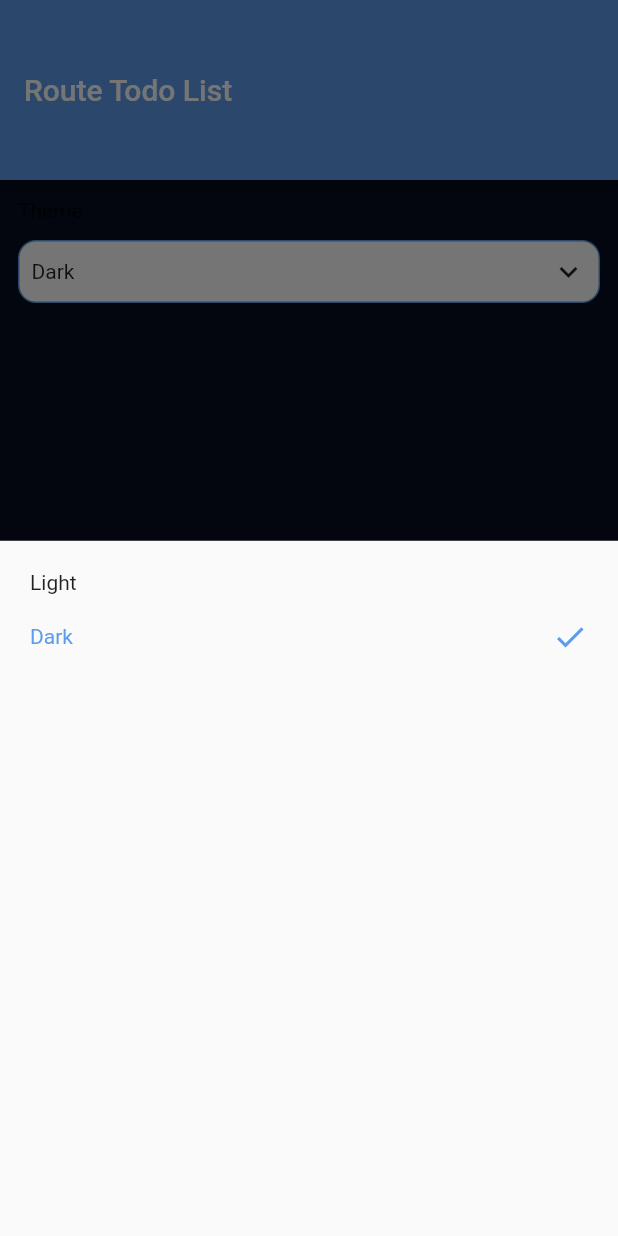
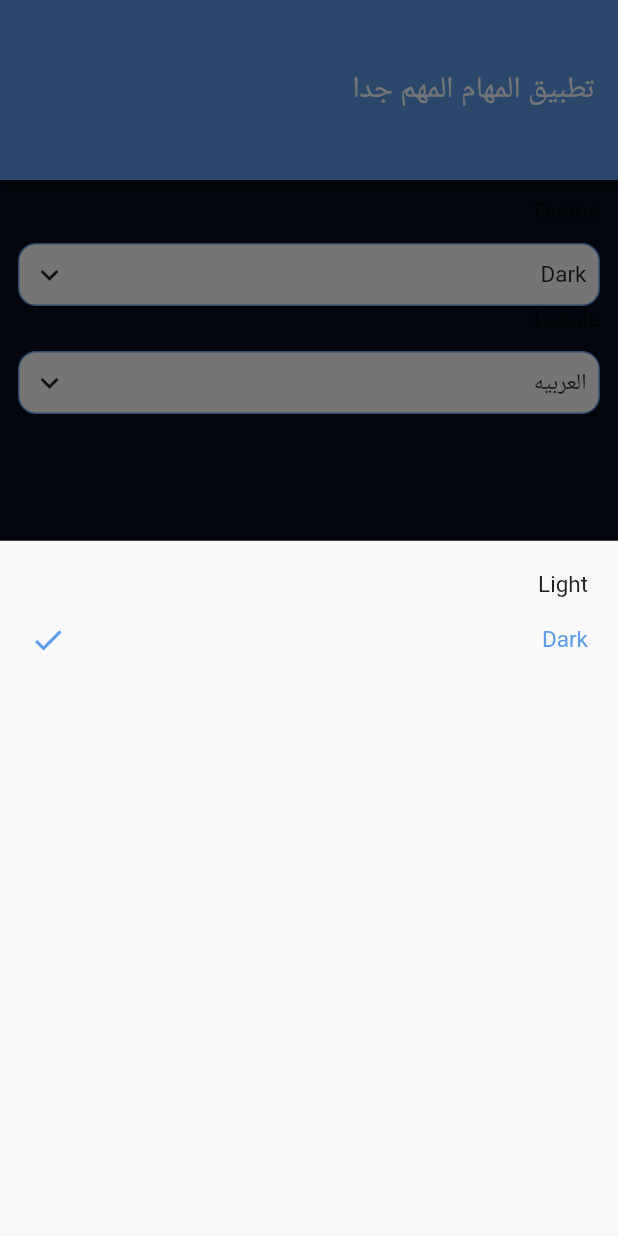
Before and after one commit to mohamednabiltraining/flutter-todo-app, a Flutter app: the screen it shows after launch, item 2 of the bottom bar chosen, after a tap on "Dark", on a phone screen of 412 x 824 dp. Run offline on Flutter 3.47's test engine with Material 2 defaults, Android fonts, the phone set to English and light mode, and no system bars; our stand-ins replace flutter_slidable, hive, hive_flutter, table_calendar, visibility_detector; accounts and stored records are empty; generated files the repository leaves out were written again.

Commit message:
added localization provider

```diff
--- /dev/null
+++ b/l10n.yaml
@@ -0,0 +1,3 @@
+arb-dir: lib/l10n
+template-arb-file: app_en.arb
+output-localization-file: app_localizations.dart
--- /dev/null
+++ b/lib/l10n/app_ar.arb
@@ -0,0 +1,3 @@
+{
+    "appTitle": "تطبيق المهام المهم جدا"
+}
--- /dev/null
+++ b/lib/l10n/app_en.arb
@@ -0,0 +1,3 @@
+{
+    "appTitle": "Todo App"
+}
--- a/lib/main.dart
+++ b/lib/main.dart
@@ -1,9 +1,12 @@
 import 'package:flutter/material.dart';
+import 'package:flutter_localizations/flutter_localizations.dart';
 import 'package:provider/provider.dart';
+import 'package:todo_app_mon/providers/LocalProvider.dart';
 import 'package:todo_app_mon/providers/ThemeProvider.dart';
 import 'package:todo_app_mon/ui/EditTask/EditTask.dart';
 import 'package:todo_app_mon/ui/home/HomeScreen.dart';
 import 'package:todo_app_mon/ui/home/database/MyDataBase.dart';
+import 'package:flutter_gen/gen_l10n/app_localizations.dart';
 
 void main() {
   initDataBase();
@@ -22,10 +25,24 @@ class MyApp extends StatelessWidget{
   Widget build(BuildContext context) {
 
     return ChangeNotifierProvider(
+      create: (context)=>LocaleProvider(),
+      builder: (context,builder){
+        return ChangeNotifierProvider(
           create: (context)=>ThemeProvider(),
           builder: (context,builder){
             final themeProvider = Provider.of<ThemeProvider>(context);
+            final localeProvider = Provider.of<LocaleProvider>(context);
             return  MaterialApp(
+              locale: Locale.fromSubtags(languageCode: localeProvider.locale)
+              ,
+              localizationsDelegates: [
+                GlobalMaterialLocalizations.delegate,
+                GlobalWidgetsLocalizations.delegate,
+                GlobalCupertinoLocalizations.delegate,
+                AppLocalizations.delegate, // Add this line
+              ],
+              supportedLocales: AppLocalizations.supportedLocales
+              ,
               title: 'Route Todo',
               initialRoute: HomeScreen.ROUTE_NAME,
               themeMode:themeProvider.themMode,
@@ -39,5 +56,8 @@ class MyApp extends StatelessWidget{
 
           },
         );
+
+      },
+    );
   }
 }
--- /dev/null
+++ b/lib/providers/LocalProvider.dart
@@ -0,0 +1,9 @@
+import 'package:flutter/material.dart';
+
+class LocaleProvider extends ChangeNotifier{
+  var locale = 'ar';
+  void changeLocale(String langCode){
+    locale=langCode;
+    notifyListeners();
+  }
+}
--- a/lib/ui/home/HomeScreen.dart
+++ b/lib/ui/home/HomeScreen.dart
@@ -2,6 +2,7 @@ import 'package:flutter/material.dart';
 import 'package:todo_app_mon/ui/home/AddTodo/AddTodoBottomSheet.dart';
 import 'package:todo_app_mon/ui/home/list/TodoListFragment.dart';
 import 'package:todo_app_mon/ui/home/settings/SettingsFragment.dart';
+import 'package:flutter_gen/gen_l10n/app_localizations.dart';
 
 class HomeScreen extends StatefulWidget {
   static final ROUTE_NAME ='home';
@@ -24,7 +25,7 @@ class _HomeScreenState extends State<HomeScreen> {
       floatingActionButtonLocation: FloatingActionButtonLocation.centerDocked,
       appBar: AppBar(
         toolbarHeight: 120,
-        title: Text('Route Todo List'),
+        title: Text(AppLocalizations.of(context).appTitle),
       ),
       bottomNavigationBar: BottomAppBar(
         shape: CircularNotchedRectangle(),
--- a/lib/ui/home/settings/SettingsFragment.dart
+++ b/lib/ui/home/settings/SettingsFragment.dart
@@ -1,6 +1,8 @@
 import 'package:flutter/material.dart';
 import 'package:provider/provider.dart';
+import 'package:todo_app_mon/providers/LocalProvider.dart';
 import 'package:todo_app_mon/providers/ThemeProvider.dart';
+import 'package:todo_app_mon/ui/home/settings/LocaleBottomSheet.dart';
 import 'ThemeBottomSheet.dart';
 
 class SettingsFragment extends StatefulWidget {
@@ -12,6 +14,7 @@ class _SettingsFragmentState extends State<SettingsFragment> {
   @override
   Widget build(BuildContext context) {
     final themeProvider = Provider.of<ThemeProvider>(context);
+    final localeProvider = Provider.of<LocaleProvider>(context);
     return Container(
       padding: EdgeInsets.all(12),
     child: Column(
@@ -40,6 +43,30 @@ class _SettingsFragmentState extends State<SettingsFragment> {
            ],
             ),
           ),
+        ),
+        Text('Locale'),
+        InkWell(
+          onTap: (){
+            showLocaleBottomSheet();
+          },
+          child: Container(
+            margin: EdgeInsets.only(top: 12),
+            padding: EdgeInsets.all(8),
+            decoration: BoxDecoration(
+                borderRadius: BorderRadius.circular(12),
+                color: Colors.white,
+                border: Border.all(color: MyColors.primaryColor)
+            ),
+            child: Row(
+              children: [
+                localeProvider.locale=='en'?
+                Expanded(child: Text('English')):
+                Expanded(child: Text('العربيه')),
+
+                Icon(Icons.keyboard_arrow_down)
+              ],
+            ),
+          ),
         )
       ],
     ),
@@ -51,4 +78,9 @@ class _SettingsFragmentState extends State<SettingsFragment> {
       return ThemeBottomSheet();
     });
   }
+  showLocaleBottomSheet(){
+    showModalBottomSheet(context: context, builder: (buildContext){
+      return LocaleBottomSheet();
+    });
+  }
 }
--- a/pubspec.yaml
+++ b/pubspec.yaml
@@ -23,7 +23,10 @@ environment:
 dependencies:
   flutter:
     sdk: flutter
+  flutter_localizations: # Add this line
+    sdk: flutter
 
+  intl: ^0.17.0 # Add this line
   provider: ^5.0.0
   table_calendar: ^3.0.0
   flutter_slidable: 0.6.0
@@ -49,6 +52,8 @@ dev_dependencies:
 
 # The following section is specific to Flutter.
 flutter:
+
+  generate: true # Add this line
 
   # The following line ensures that the Material Icons font is
   # included with your application, so that you can use the icons in
```
Also changed, not shown: lib/ui/home/settings/LocaleBottomSheet.dart (added, +58 -0 lines), pubspec.lock. Lines whose indentation alone changed are shown as unchanged.
